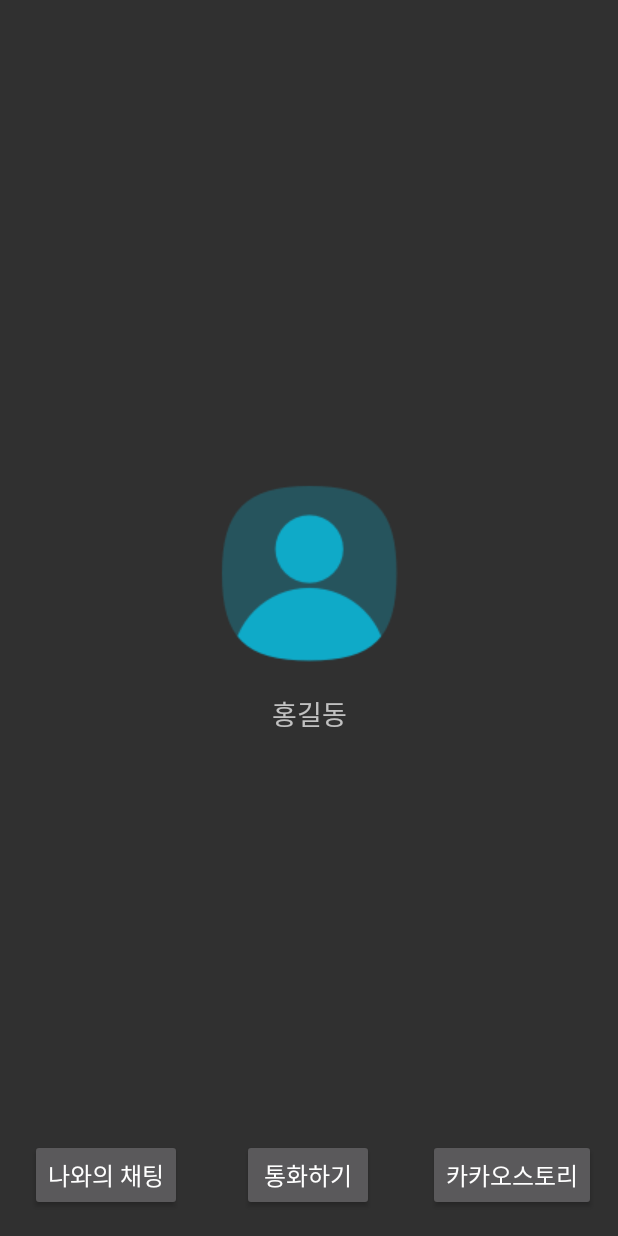
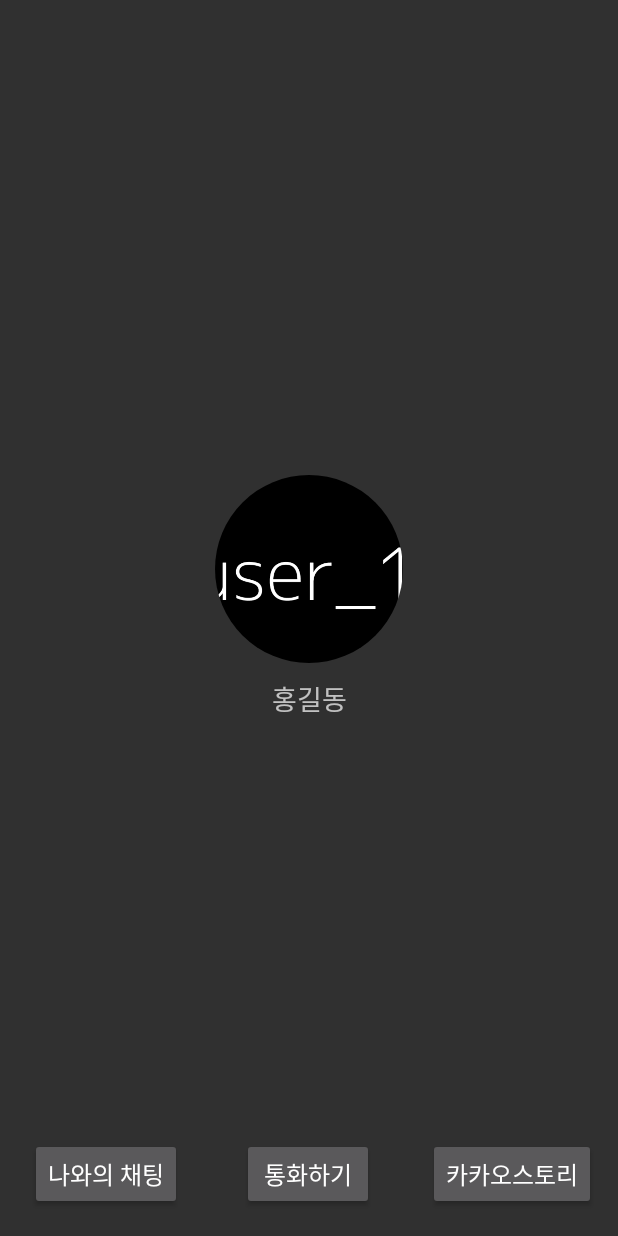
Before and after one commit to teamcadi/kakao-clone-android, an Android app: the screen it shows after launch (ProfileActivity), after a tap on "홍길동", on a phone screen of 412 x 824 dp. Run offline under Robolectric (Android 15) with nearby library versions, the phone set to English and light mode, and no system bars; our stand-ins replace CircleImageView.

Commit message:
Update: Dummy Data & Circleimageview for User Profile

```diff
--- a/app/build.gradle
+++ b/app/build.gradle
@@ -30,6 +30,9 @@ dependencies {
     implementation 'androidx.core:core-ktx:1.3.2'
     implementation 'androidx.appcompat:appcompat:1.2.0'
     implementation 'androidx.constraintlayout:constraintlayout:2.0.2'
+
+    implementation 'de.hdodenhof:circleimageview:2.2.0'
+
     testImplementation 'junit:junit:4.12'
     androidTestImplementation 'androidx.test.ext:junit:1.1.2'
     androidTestImplementation 'androidx.test.espresso:espresso-core:3.3.0'
--- a/app/src/main/java/com/example/kakaoclone/FriendListViewAdapter.kt
+++ b/app/src/main/java/com/example/kakaoclone/FriendListViewAdapter.kt
@@ -9,6 +9,7 @@ import android.view.View
 import android.view.ViewGroup
 import android.widget.BaseAdapter
 import android.widget.ImageView
+import androidx.core.content.ContextCompat
 import kotlinx.android.synthetic.main.activity_friend_list.view.*
 
 
@@ -44,7 +45,7 @@ class FriendListViewAdapter(val listViewItemList: List<User>) : BaseAdapter() {
 
 //        convertView!!.img_friendslist_image.background = ShapeDrawable(OvalShape())
 //        convertView!!.img_friendslist_image.setClipToOutline(true)
-        convertView!!.img_friendslist_image.setImageDrawable(listViewItem.image)
+        convertView!!.img_friendslist_image.setImageDrawable(listViewItem.image ?:  ContextCompat.getDrawable(context, R.drawable.kakao_profile)!! )
 
         convertView!!.tv_friendslist_message.text = listViewItem.message
         convertView!!.tv_friendslist_name.text = listViewItem.name
--- a/app/src/main/java/com/example/kakaoclone/MainActivity.kt
+++ b/app/src/main/java/com/example/kakaoclone/MainActivity.kt
@@ -18,15 +18,13 @@ class MainActivity : AppCompatActivity() {
         val list = getUsers(this)
         val adapter = FriendListViewAdapter(list)
 
-        listView_Shape.adapter =adapter
+        listView_Shape.adapter = adapter
 
         listView_Shape.setOnItemClickListener { parent, v, position, id ->
             val item: User = parent.getItemAtPosition(position) as User
             val nextIntent = Intent(this, ProfileActivity::class.java)
-            nextIntent.putExtra("name", item.name)
-//
-//           nextIntent.putExtra("id",""+item.id)
-//
+
+            nextIntent.putExtra("id", item.id)
             startActivity(nextIntent)
         }
     }
--- a/app/src/main/java/com/example/kakaoclone/ProfileActivity.kt
+++ b/app/src/main/java/com/example/kakaoclone/ProfileActivity.kt
@@ -6,6 +6,8 @@ import android.os.Bundle
 import android.widget.Button
 import android.widget.TextView
 import androidx.appcompat.app.AppCompatActivity
+import androidx.core.content.ContextCompat
+import kotlinx.android.synthetic.main.activity_friend_list.*
 import kotlinx.android.synthetic.main.activity_profile.*
 import java.lang.Integer.parseInt
 
@@ -15,12 +17,11 @@ class ProfileActivity : AppCompatActivity() {
         super.onCreate(savedInstanceState)
         setContentView(R.layout.activity_profile)
 
-        tv_name.text = intent.getStringExtra("name")
-//        var id = intent.getStringExtra("id")
-//
-//        val c = Integer.parseInt(id)
-//
-//        iv_profile.setImageDrawable( getUsers(this).get(c-1).image)
+        val userList = getUsers(this)
+        val userId = intent.getIntExtra("id", 0)
+
+        tv_name.text = userList[userId-1].name
+        iv_profile.setImageDrawable(userList[userId-1].image ?:  ContextCompat.getDrawable(this, R.drawable.kakao_profile)!!)
 
         btn_chat.setOnClickListener {
             startActivity(Intent(this, ChattingActivity::class.java))
--- a/app/src/main/java/com/example/kakaoclone/User.kt
+++ b/app/src/main/java/com/example/kakaoclone/User.kt
@@ -5,7 +5,7 @@ import android.graphics.drawable.Drawable
 import android.widget.ImageView
 import androidx.core.content.ContextCompat
 
-data class User(val id: Int, val image: Drawable, val name: String, val message: String, val song: String);
+data class User(val id: Int, val image: Drawable?, val name: String, val message: String, val song: String);
 
 public fun getUsers(context: Context): List<User> {
     val userList = mutableListOf<User>()
@@ -14,7 +14,7 @@ public fun getUsers(context: Context): List<User> {
     userList.add(User(2, ContextCompat.getDrawable(context, R.drawable.user_2)!!, "김철수", "상메", "눈누난나 (NUNU NANA)"))
     userList.add(User(3, ContextCompat.getDrawable(context, R.drawable.user_3)!!, "유승원", "상메", "DON'T TOUCH ME"))
     userList.add(User(4, ContextCompat.getDrawable(context, R.drawable.user_4)!!, "장수현", "상메", "Lovesick Girls"))
-    userList.add(User(5, ContextCompat.getDrawable(context, R.drawable.user_5)!!, "임태호", "상메", "힘든 건 사랑이 아니다"))
+    userList.add(User(5, null, "임태호", "상메", "힘든 건 사랑이 아니다"))
     userList.add(User(6, ContextCompat.getDrawable(context, R.drawable.user_6)!!, "장현애", "상메", "취기를 빌려"))
     userList.add(User(7, ContextCompat.getDrawable(context, R.drawable.user_7)!!, "남태우", "상메", "놓아줘"))
     userList.add(User(8, ContextCompat.getDrawable(context, R.drawable.user_8)!!, "김승현", "상메", "오래된 노래"))
--- a/app/src/main/res/layout/activity_friend_list.xml
+++ b/app/src/main/res/layout/activity_friend_list.xml
@@ -5,7 +5,7 @@
     android:layout_height="wrap_content"
     android:orientation="horizontal">
 
-    <ImageView
+    <de.hdodenhof.circleimageview.CircleImageView
         android:id="@+id/img_friendslist_image"
         android:layout_width="100dp"
         android:layout_height="100dp"
--- a/app/src/main/res/layout/activity_profile.xml
+++ b/app/src/main/res/layout/activity_profile.xml
@@ -6,15 +6,15 @@
     android:layout_height="match_parent"
     tools:context=".ProfileActivity">
 
-    <ImageView
+    <de.hdodenhof.circleimageview.CircleImageView
         android:id="@+id/iv_profile"
-        android:layout_width="wrap_content"
-        android:layout_height="wrap_content"
-        android:background="@drawable/kakao_profile"
+        android:layout_width="125dp"
+        android:layout_height="125dp"
         app:layout_constraintBottom_toTopOf="@+id/btn_chat"
         app:layout_constraintEnd_toEndOf="parent"
         app:layout_constraintStart_toStartOf="parent"
-        app:layout_constraintTop_toTopOf="parent" />
+        app:layout_constraintTop_toTopOf="parent"
+        tools:src="@drawable/kakao_profile" />
 
     <TextView
         android:id="@+id/tv_name"
```
